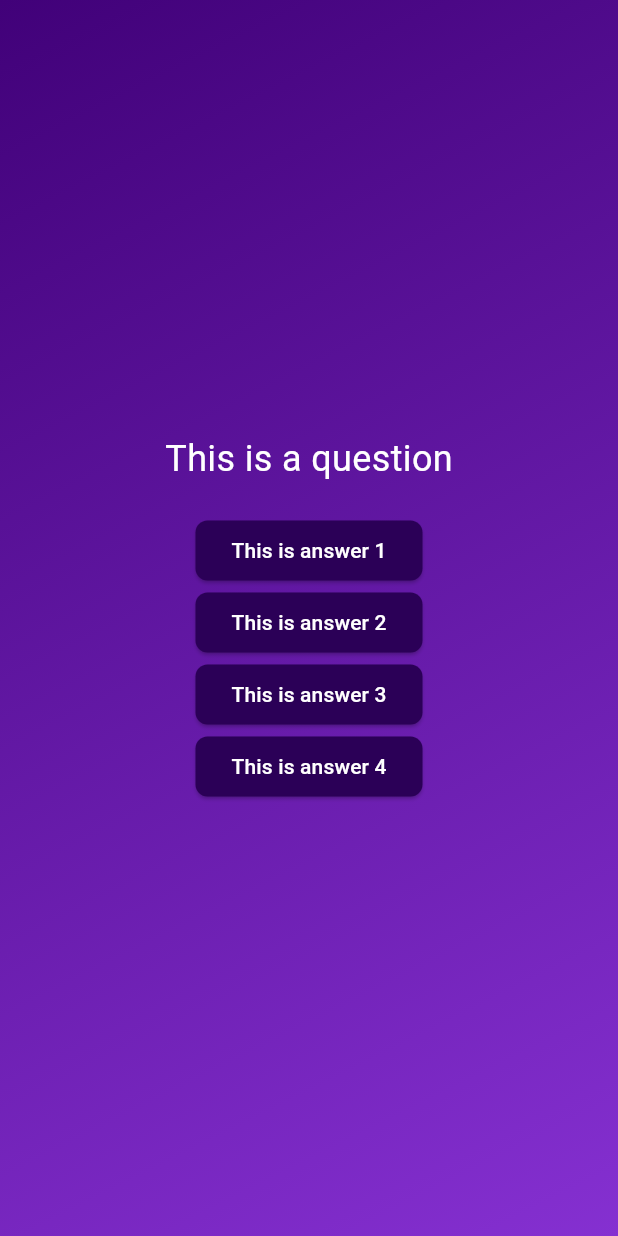
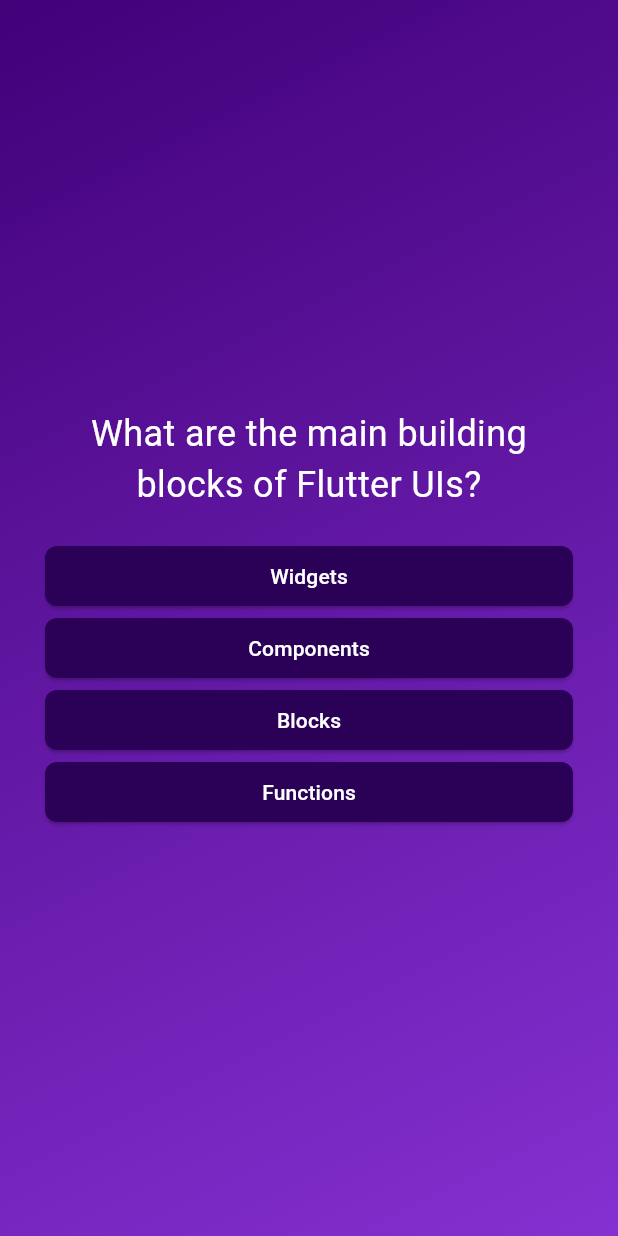
Before and after one commit to raflyyyanuar/flutter-quiz-app, a Flutter app: the screen it shows after launch, on a phone screen of 412 x 824 dp. Run offline on Flutter 3.47's test engine with Material 3 defaults, Android fonts, the phone set to English and light mode, and no system bars.

Commit message:
added modularity

```diff
--- a/lib/answer_button.dart
+++ b/lib/answer_button.dart
@@ -15,7 +15,7 @@ class AnswerButton extends StatelessWidget {
         foregroundColor: Colors.white,
         shape: RoundedRectangleBorder(
           borderRadius: BorderRadius.circular(8),
-        )
+        ),
       ),
       child: Text(
         answerText,
--- a/lib/questions_screen.dart
+++ b/lib/questions_screen.dart
@@ -1,5 +1,7 @@
 import 'package:flutter/material.dart';
 import 'package:quiz_app/answer_button.dart';
+import 'package:quiz_app/data/questions.dart';
+import 'package:quiz_app/models/quiz_question.dart';
 
 class QuestionsScreen extends StatefulWidget {
   const QuestionsScreen({super.key});
@@ -11,42 +13,42 @@ class QuestionsScreen extends StatefulWidget {
 }
 
 class _QuestionsScreenState extends State<QuestionsScreen> {
+  int currentIndex = 0;
+  QuizQuestion currentQuestion = questions[0];
+
+  void nextQuestion() {
+    setState(() {
+      currentQuestion = questions[1];
+    });
+  }
+
   @override
   Widget build(BuildContext context) {
-    return Center(
+    return Container(
+      margin: const EdgeInsets.all(
+        30,
+      ),
       child: Column(
         mainAxisAlignment: MainAxisAlignment.center,
+        crossAxisAlignment: CrossAxisAlignment.stretch,
         children: [
-          const Text(
-            "This is a question",
-            style: TextStyle(
+          Text(
+            currentQuestion.text,
+            style: const TextStyle(
               color: Colors.white,
               fontSize: 24,
             ),
+            textAlign: TextAlign.center,
           ),
           const SizedBox(
             height: 20,
           ),
-          Column(
-            children: [
-              AnswerButton(
-                "This is answer 1",
-                () {},
-              ),
-              AnswerButton(
-                "This is answer 2",
-                () {},
-              ),
-              AnswerButton(
-                "This is answer 3",
-                () {},
-              ),
-              AnswerButton(
-                "This is answer 4",
-                () {},
-              ),
-            ],
-          )
+          ...currentQuestion.answers.map((a) {
+            return AnswerButton(
+              a,
+              () {},
+            );
+          }),
         ],
       ),
     );
```
